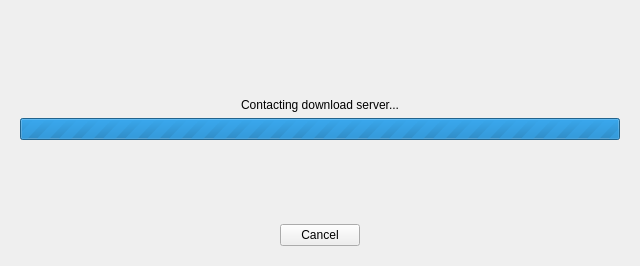
Qt form src/desktop/dialogs/updatedialog.ui (petroules/silverlock) before a commit.
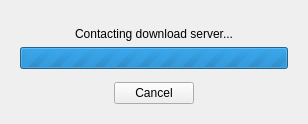
The same form after that commit. The open tabs and pages were chosen to show the change.

The edit to the form file:
```diff
--- a/src/desktop/dialogs/updatedialog.ui
+++ b/src/desktop/dialogs/updatedialog.ui
@@ -2,13 +2,11 @@
 <ui version="4.0">
  <class>UpdateDialog</class>
  <widget class="QDialog" name="UpdateDialog">
-  <property name="geometry">
-   <rect>
-    <x>0</x>
-    <y>0</y>
-    <width>640</width>
-    <height>266</height>
-   </rect>
+  <property name="sizePolicy">
+   <sizepolicy hsizetype="Maximum" vsizetype="Maximum">
+    <horstretch>0</horstretch>
+    <verstretch>0</verstretch>
+   </sizepolicy>
   </property>
   <property name="windowTitle">
    <string>Check for Updates</string>
@@ -16,6 +14,12 @@
   <layout class="QVBoxLayout" name="verticalLayout_5">
    <item>
     <widget class="QStackedWidget" name="stackedWidget">
+     <property name="sizePolicy">
+      <sizepolicy hsizetype="Maximum" vsizetype="Maximum">
+       <horstretch>0</horstretch>
+       <verstretch>0</verstretch>
+      </sizepolicy>
+     </property>
      <property name="currentIndex">
       <number>0</number>
      </property>
@@ -204,7 +208,16 @@
       </layout>
      </widget>
      <widget class="QWidget" name="downloadUpdatePage">
+      <property name="sizePolicy">
+       <sizepolicy hsizetype="Maximum" vsizetype="Maximum">
+        <horstretch>0</horstretch>
+        <verstretch>0</verstretch>
+       </sizepolicy>
+      </property>
       <layout class="QVBoxLayout" name="verticalLayout_4">
+       <property name="sizeConstraint">
+        <enum>QLayout::SetMaximumSize</enum>
+       </property>
        <item>
         <spacer name="verticalSpacer">
          <property name="orientation">
@@ -212,8 +225,8 @@
          </property>
          <property name="sizeHint" stdset="0">
           <size>
-           <width>20</width>
-           <height>40</height>
+           <width>1</width>
+           <height>1</height>
           </size>
          </property>
         </spacer>
@@ -254,14 +267,17 @@
          </property>
          <property name="sizeHint" stdset="0">
           <size>
-           <width>20</width>
-           <height>40</height>
+           <width>1</width>
+           <height>1</height>
           </size>
          </property>
         </spacer>
        </item>
        <item>
         <layout class="QHBoxLayout" name="horizontalLayout_5">
+         <property name="sizeConstraint">
+          <enum>QLayout::SetMaximumSize</enum>
+         </property>
          <item>
           <spacer name="horizontalSpacer_9">
            <property name="orientation">
@@ -269,8 +285,8 @@
            </property>
            <property name="sizeHint" stdset="0">
             <size>
-             <width>40</width>
-             <height>20</height>
+             <width>1</width>
+             <height>1</height>
             </size>
            </property>
           </spacer>
@@ -289,8 +305,8 @@
            </property>
            <property name="sizeHint" stdset="0">
             <size>
-             <width>40</width>
-             <height>20</height>
+             <width>1</width>
+             <height>1</height>
             </size>
            </property>
           </spacer>
```
Left out of the diff: 103 changed lines with no effect on the pictures.
